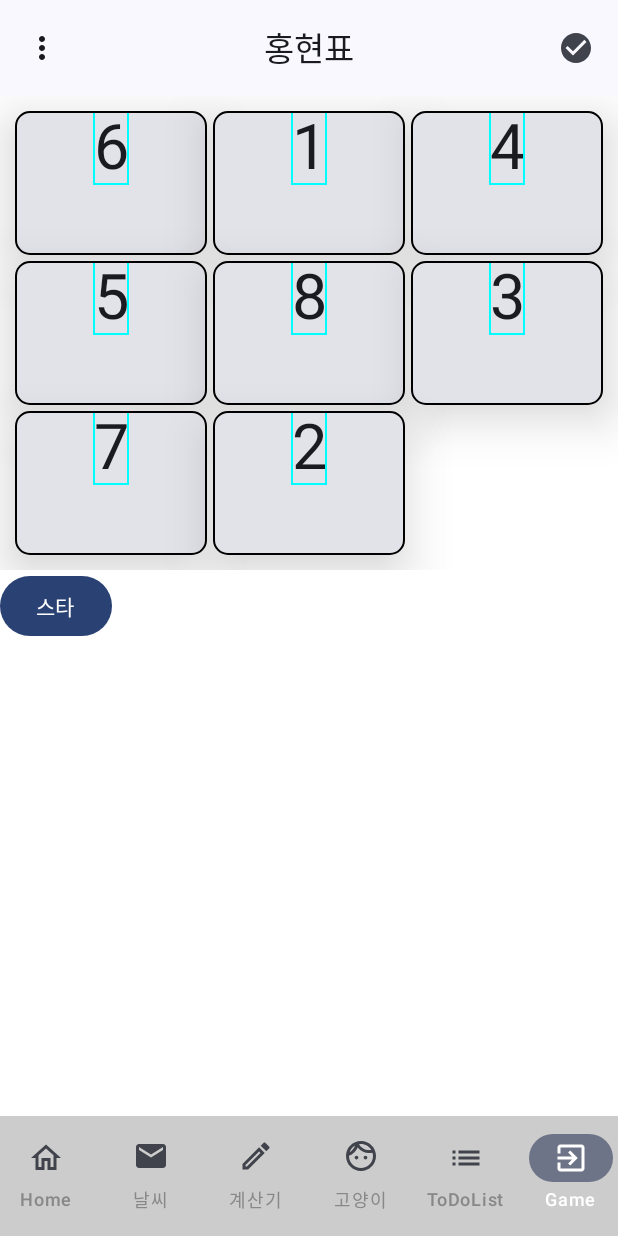
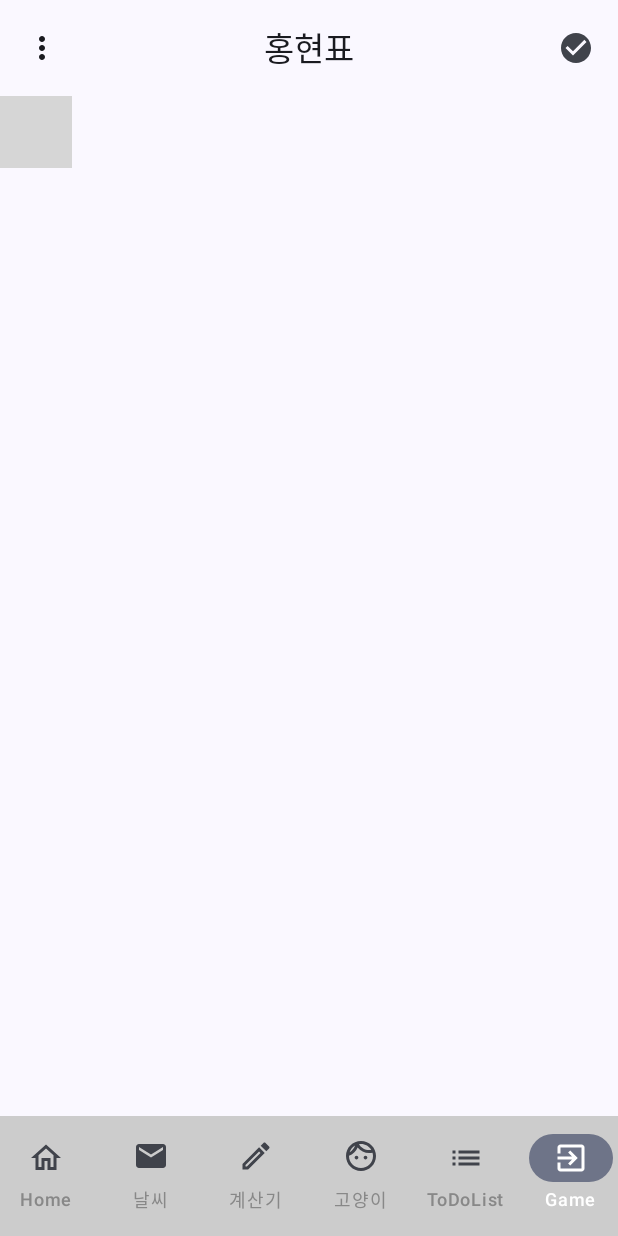
Before and after one commit to Hong-HyeonPyo/HongHP-android-test, an Android app built with Jetpack Compose: the theGame screen opened through its navigation route, on a phone screen of 412 x 824 dp. Run offline under Robolectric (Android 15) with nearby library versions, the light colour scheme and no system bars; 1 statement that could not run was skipped; grey boxes are pictures that could not be loaded.

Commit message:
테스트

```diff
--- a/HongHP-jetpackcompose-test/app/src/main/java/honghp/android/compose/material3/TheGame.kt
+++ b/HongHP-jetpackcompose-test/app/src/main/java/honghp/android/compose/material3/TheGame.kt
@@ -2,126 +2,40 @@ package honghp.android.compose.material3
 
 import android.util.Log
 import androidx.compose.foundation.BorderStroke
+import androidx.compose.foundation.Image
 import androidx.compose.foundation.background
-import androidx.compose.foundation.border
-import androidx.compose.foundation.horizontalScroll
 import androidx.compose.foundation.layout.Box
 import androidx.compose.foundation.layout.Column
 import androidx.compose.foundation.layout.PaddingValues
 import androidx.compose.foundation.layout.Row
+import androidx.compose.foundation.layout.Spacer
 import androidx.compose.foundation.layout.fillMaxSize
 import androidx.compose.foundation.layout.height
 import androidx.compose.foundation.layout.padding
 import androidx.compose.foundation.layout.size
 import androidx.compose.foundation.layout.width
-import androidx.compose.foundation.lazy.LazyColumn
 import androidx.compose.foundation.lazy.grid.GridCells
 import androidx.compose.foundation.lazy.grid.LazyVerticalGrid
-import androidx.compose.foundation.magnifier
 import androidx.compose.foundation.shape.RoundedCornerShape
-import androidx.compose.material3.AlertDialog
 import androidx.compose.material3.Button
 import androidx.compose.material3.Card
 import androidx.compose.material3.CardDefaults
-import androidx.compose.material3.CardElevation
 import androidx.compose.material3.ExperimentalMaterial3Api
-import androidx.compose.material3.OutlinedTextField
 import androidx.compose.material3.Text
 import androidx.compose.runtime.Composable
+import androidx.compose.runtime.getValue
+import androidx.compose.runtime.mutableStateListOf
+import androidx.compose.runtime.mutableStateOf
+import androidx.compose.runtime.remember
+import androidx.compose.runtime.setValue
 import androidx.compose.ui.Alignment
 import androidx.compose.ui.Modifier
 import androidx.compose.ui.graphics.Color
-import androidx.compose.ui.graphics.Shape
 import androidx.compose.ui.modifier.modifierLocalConsumer
-import androidx.compose.ui.text.TextStyle
+import androidx.compose.ui.res.painterResource
 import androidx.compose.ui.text.style.TextAlign
 import androidx.compose.ui.unit.dp
 import androidx.compose.ui.unit.sp
-import androidx.navigation.NavGraph.Companion.findStartDestination
 import androidx.navigation.NavHostController
-import org.xml.sax.DTDHandler
+import honghp.android.compose.R
 import kotlin.random.Random
-
-val scrim = listOf(
-    ContentsMapper.HomeScreen, ContentsMapper.Weather, ContentsMapper.Notification,
-    ContentsMapper.Screen2, ContentsMapper.toDoList, ContentsMapper.theGame
-)
-
-@Composable
-fun TheGame(navController: NavHostController) {
-    val data = listOf("☕️", "🙂", "🥛", "🎉", "📐", "🎯", "🧩", "😄")
-    var dt = mutableSetOf<Int>()
-    var dmy = true
-    var dumy: Boolean
-    Column(
-        modifier = Modifier
-            .fillMaxSize()
-            .background(color = Color.White)
-//            .wrapContentSize(Alignment.Center),
-    ) {
-        LazyVerticalGrid(
-            columns = GridCells.Fixed(3),
-            contentPadding = PaddingValues(8.dp)
-        ) {
-            items(8) { item ->
-                var a = 9
-                a = Random.nextInt(1, 9)
-                dumy = true
-                if (dt.size < 1) {// 안에 없다면
-                    dt.add(a)
-                    dumy = false
-                } else {
-                    var newDt = makeRandom(dt)
-                    dt.add(newDt)
-                    a = newDt
-                }
-                dt.add(a)
-                Card(
-//                    elevation = 4.dp,
-                    shape = RoundedCornerShape(10.dp),
-                    modifier = Modifier
-//                        .width(50.dp)
-                        .height(100.dp)
-                        .padding(2.dp),
-                    border = BorderStroke(1.dp, Color.Black),
-                    elevation = CardDefaults.cardElevation(defaultElevation = 20.dp),
-
-                    ) {
-                    Text(
-                        text = "${a}",
-                        fontSize = 42.sp,
-                        textAlign = TextAlign.Center,
-                        modifier = Modifier
-                            .align(Alignment.CenterHorizontally)
-                            .border(1.dp, Color.Cyan),
-                    )
-                }
-            }
-        }
-        Button(onClick = {
-            navController.navigate(ContentsMapper.theGame.route) {//scrim[6].route
-                popUpTo(navController.graph.findStartDestination().id) {
-                    saveState = true
-                }
-                launchSingleTop = true
-                restoreState = true
-            }
-//            Log.d("홍", dt.toString() + "끝")
-        }) {
-            Text(text = "스타")
-        }
-    }
-}
-
-fun makeRandom(dt: MutableSet<Int>): Int {
-    var siz = dt.size
-    var a = Random.nextInt(1, 9)
-    while (dt.size == siz) {
-        dt.add(a)
-        Log.d("홍", dt.toString() + "그리고" + a.toString())
-        if (dt.size == siz) {
-            a = Random.nextInt(1, 9)
-        }
-    }
-    return a
-}
```
Also changed, not shown: HongHP-jetpackcompose-test/app/src/main/res/drawable/charater.png (added).
